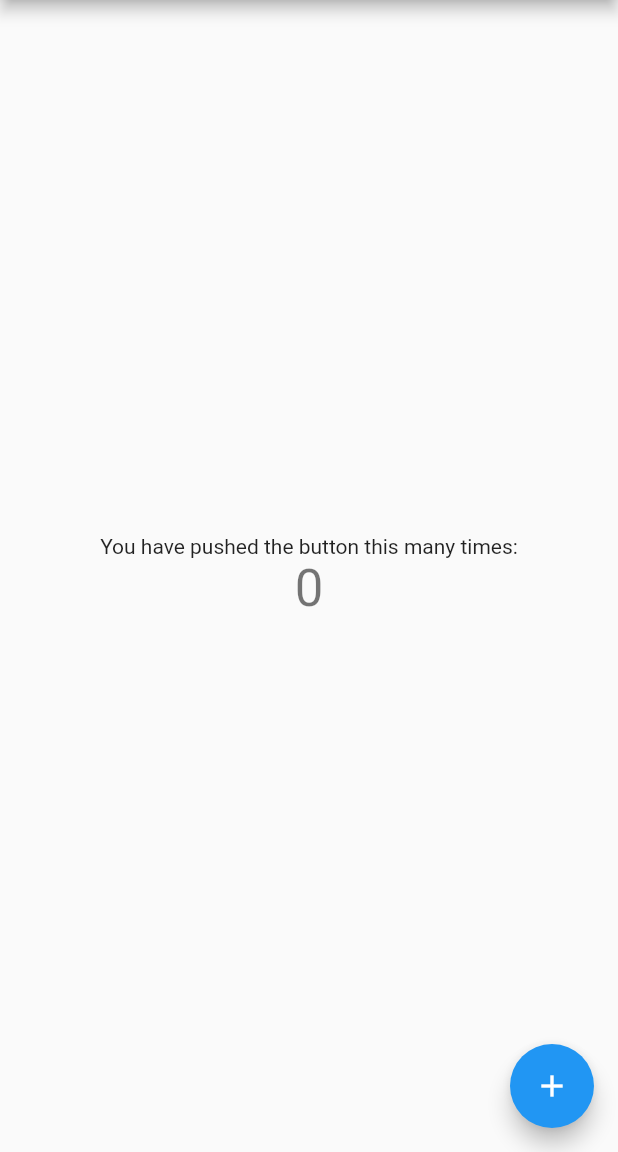
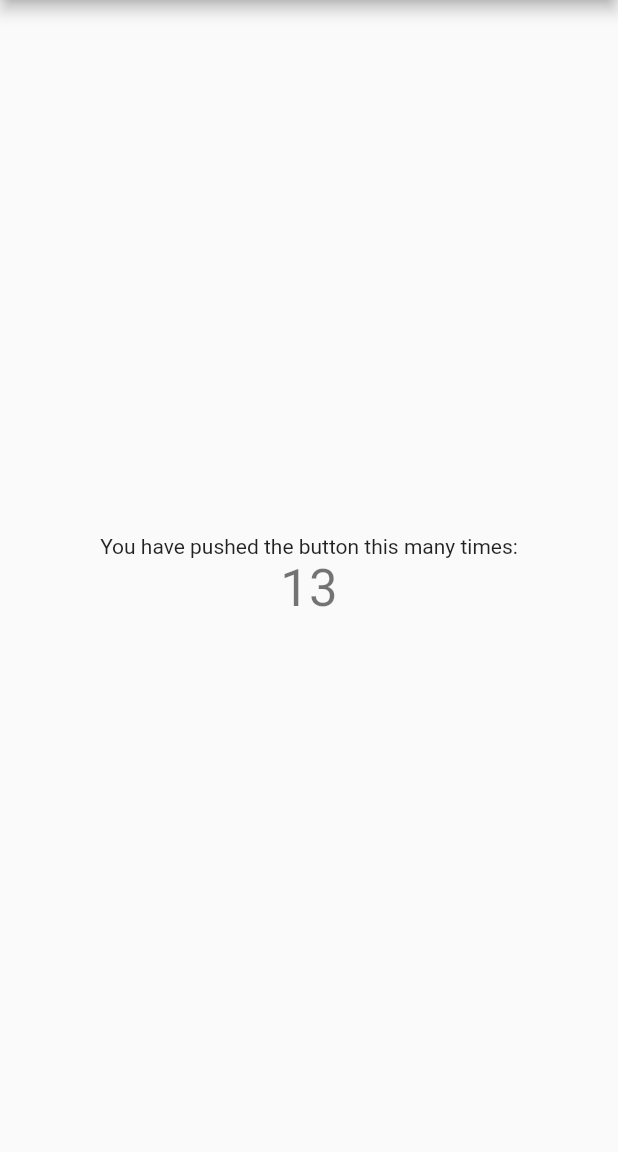
Before and after one commit to taforyou/myapp_redux, a Flutter app: the screen it shows after launch, on a phone screen of 412 x 824 dp, the part 84-1236 px from its top. Run offline on Flutter 3.47's test engine with Material 2 defaults, Android fonts, the phone set to English and light mode, and no system bars; our stand-ins replace flutter_redux, redux.

Commit message:
แก้ main.dart

```diff
--- a/lib/main.dart
+++ b/lib/main.dart
@@ -1,26 +1,44 @@
 import 'package:flutter/material.dart';
 import 'package:redux/redux.dart';
+import 'package:flutter_redux/flutter_redux.dart';
 import 'package:myapp_redux/appState.dart';
+import 'package:myapp_redux/reducers/appReducers.dart';
 
-void main() => runApp(new MyApp()); // อันเดิม
-// void main() {
-//   final store = new Store<AppState>
-// }
+void main() {
+  final store = new Store<AppState>(
+    appReducer,
+    initialState: AppState.initial(),
+  );
+
+  runApp(new MyApp(
+    store: store,
+    title: 'Flutter Redux Demo',
+  ));
+}
 
 class MyApp extends StatelessWidget {
+  final Store<AppState> store;
+  final String title;
+
+  MyApp({Key key, this.store, this.title}) : super(key: key);
+  // This widget is the root of your application.
   @override
   Widget build(BuildContext context) {
-    return new MaterialApp(
-      title: 'Flutter Demo',
-      theme: new ThemeData(
-        primarySwatch: Colors.blue,
+    return StoreProvider<AppState>(
+      store: store,
+      child: new MaterialApp(
+        title: 'Flutter Demo',
+        theme: new ThemeData(
+          primarySwatch: Colors.blue,
+        ),
+        home: new MyHomePage(title: 'Flutter Demo Home Page'),
       ),
-      home: new MyHomePage(title: 'Flutter Demo Home Page'),
     );
   }
 }
 
 class MyHomePage extends StatefulWidget {
+
   MyHomePage({Key key, this.title}) : super(key: key);
 
   final String title;
@@ -51,18 +69,30 @@ class _MyHomePageState extends State<MyHomePage> {
             new Text(
               'You have pushed the button this many times:',
             ),
-            new Text(
-              '$_counter',
-              style: Theme.of(context).textTheme.display1,
+            new StoreConnector<AppState, int>(
+              converter: (Store<AppState> store) => store.state.count,
+              builder: (context, count) {
+                return new Text(
+                  count.toString(),
+                  style: Theme.of(context).textTheme.display1,
+                );
+              },
             ),
           ],
         ),
       ),
-      floatingActionButton: new FloatingActionButton(
-        onPressed: _incrementCounter,
-        tooltip: 'Increment',
-        child: new Icon(Icons.add),
-      ),
+      // floatingActionButton: new StoreConnector<AppState, VoidCallback>(
+      //   converter: (store) {
+      //     return () => store.dispatch(IncrementalAction(10));
+      //   },
+      //   builder: (context, callback) {
+      //     return new FloatingActionButton(
+      //       onPressed: callback,
+      //       tooltip: 'Increment',
+      //       child: new Icon(Icons.add),
+      //     );
+      //   },
+      // ), // This trailing comma makes auto-formatting nicer for build methods.
     );
   }
 }
```
